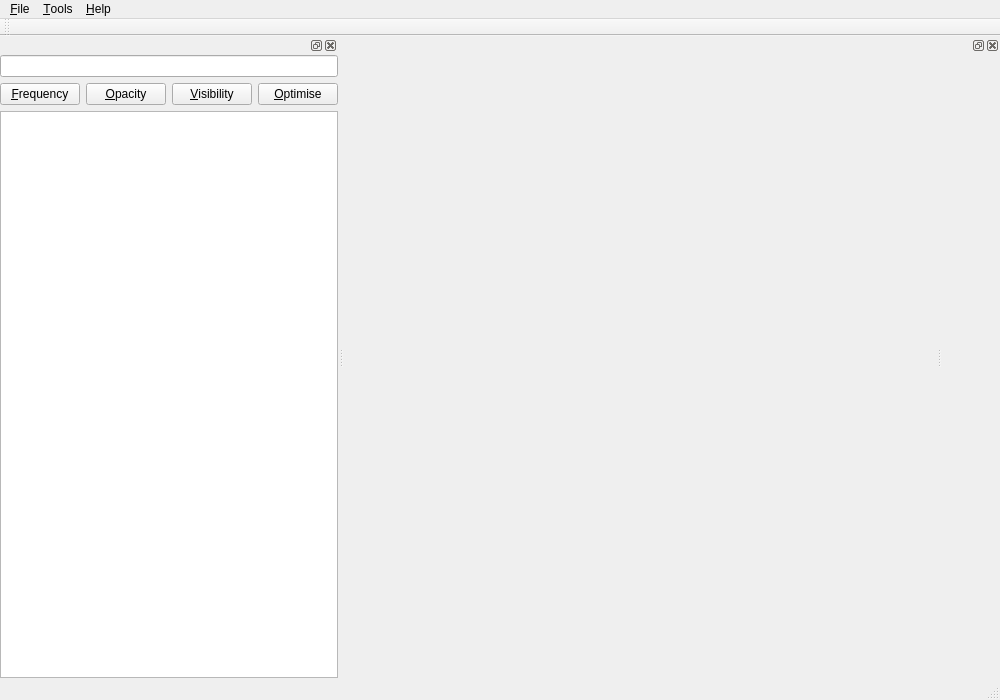
This is VolumeRenderer/mainwindow.ui in luosz/volume-visualiser as Qt 5 draws it before an edit. The edited form follows.
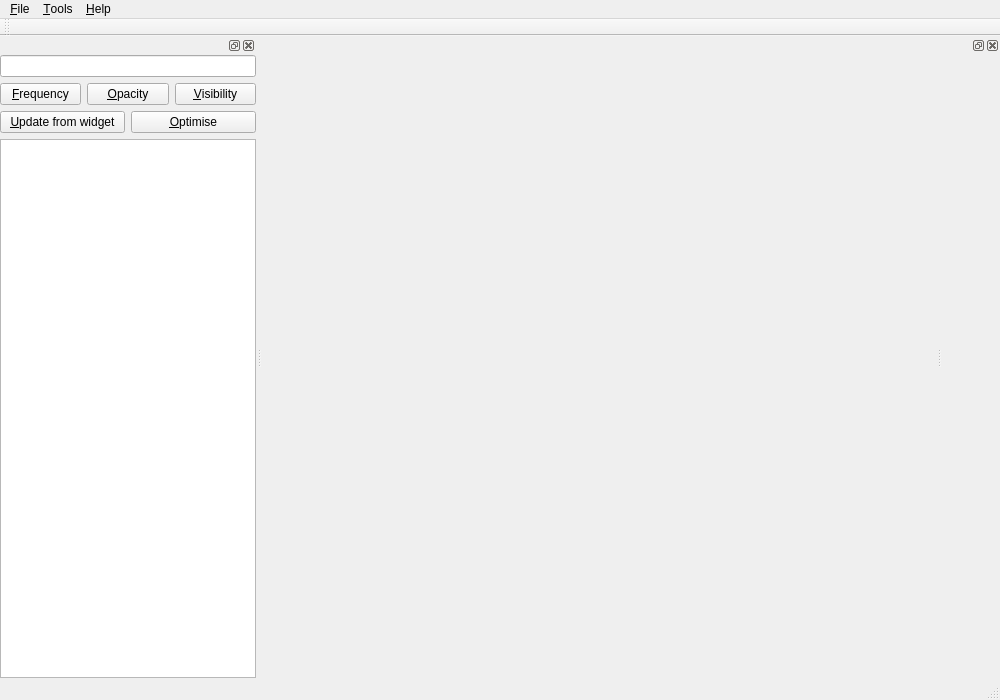
This is the edited form.

```diff
--- a/VolumeRenderer/mainwindow.ui
+++ b/VolumeRenderer/mainwindow.ui
@@ -124,14 +124,16 @@
         <widget class="QLineEdit" name="lineEdit"/>
        </item>
        <item>
-        <layout class="QHBoxLayout" name="horizontalLayout_4">
-         <property name="leftMargin">
+        <layout class="QVBoxLayout" name="verticalLayout_4">
+         <property name="topMargin">
           <number>0</number>
          </property>
-         <property name="topMargin">
+         <property name="bottomMargin">
           <number>0</number>
          </property>
-         <property name="rightMargin">
+         <item>
+          <layout class="QHBoxLayout" name="horizontalLayout_5">
+           <property name="topMargin">
           <number>0</number>
          </property>
          <property name="bottomMargin">
@@ -158,12 +160,31 @@
            </property>
           </widget>
          </item>
+          </layout>
+         </item>
+         <item>
+          <layout class="QHBoxLayout" name="horizontalLayout_4">
+           <property name="topMargin">
+            <number>0</number>
+           </property>
+           <property name="bottomMargin">
+            <number>0</number>
+           </property>
+           <item>
+            <widget class="QPushButton" name="updateButton">
+             <property name="text">
+              <string>&amp;Update from widget</string>
+             </property>
+            </widget>
+           </item>
          <item>
           <widget class="QPushButton" name="optimiseButton">
            <property name="text">
             <string>&amp;Optimise</string>
            </property>
           </widget>
+           </item>
+          </layout>
          </item>
         </layout>
        </item>
```
Lines whose indentation alone changed are shown as unchanged.
